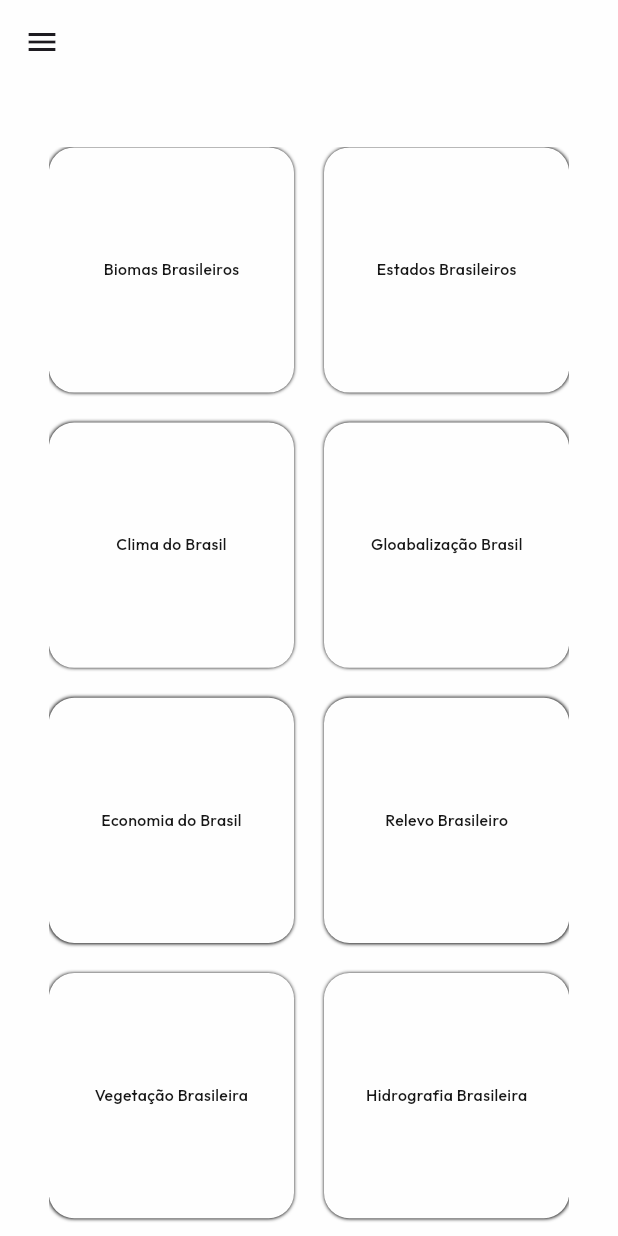
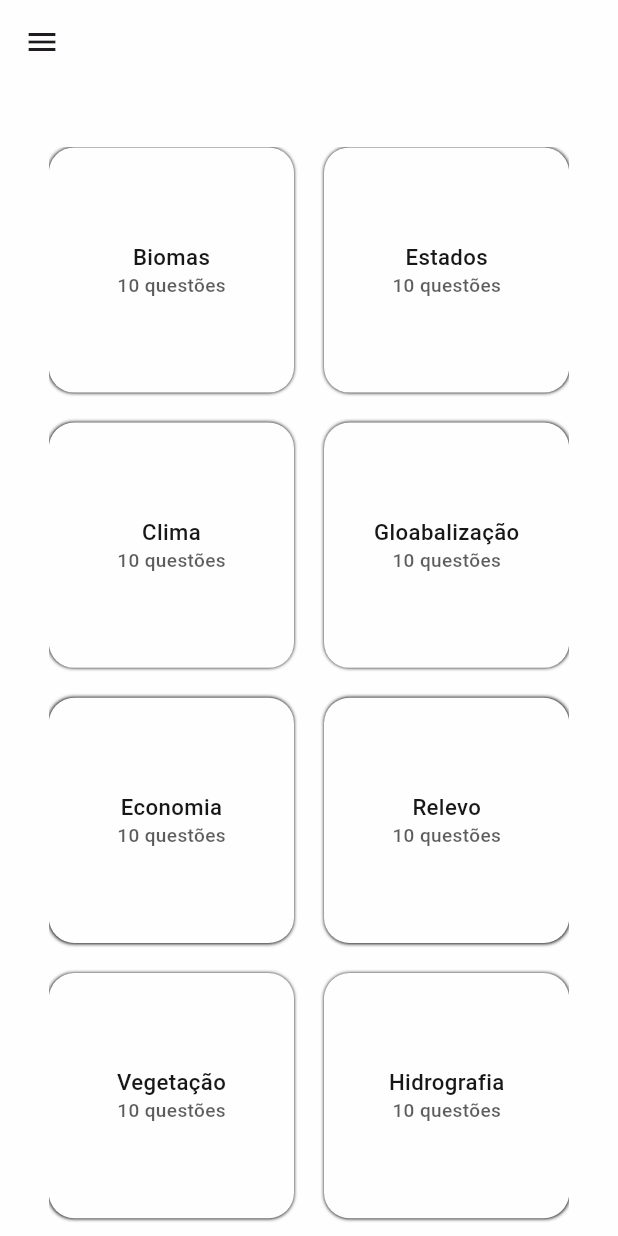
Before and after one commit to marianaoliveira1/GeografiaApp, a Flutter app: the screen it shows once a user with an empty profile is signed in, on a phone screen of 412 x 824 dp. Run offline on Flutter 3.47's test engine with Material 3 defaults, Android fonts, the phone set to English and light mode, and no system bars; our stand-ins replace cloud_firestore, firebase_auth, firebase_core, flutter_animate, flutter_screenutil, get and 1 more; accounts and stored records are empty.

Commit message:
mudanças ai

```diff
--- a/lib/main.dart
+++ b/lib/main.dart
@@ -7,6 +7,7 @@ import 'package:geografia/pages/splash/splash_page.dart';
 import 'package:geografia/controller/auth_service.dart';
 import 'package:geografia/routes/routes.dart';
 import 'package:get/get.dart';
+import 'package:google_fonts/google_fonts.dart';
 
 void main() async {
   WidgetsFlutterBinding.ensureInitialized();
@@ -28,6 +29,9 @@ class MyApp extends StatelessWidget {
         title: 'Geografia App',
         debugShowCheckedModeBanner: false,
         routes: Routes.routes,
+        theme: ThemeData(
+          textTheme: GoogleFonts.robotoTextTheme(Theme.of(context).textTheme),
+        ),
         home: const SpashPage(),
       ),
     );
--- a/lib/pages/home/drawer/default_drawer.dart
+++ b/lib/pages/home/drawer/default_drawer.dart
@@ -36,7 +36,7 @@ class DefaultDrawer extends StatelessWidget {
             ),
             Text(
               '${currentUser!.email}',
-              style: GoogleFonts.outfit(
+              style: GoogleFonts.roboto(
                 color: DefaultColors.white,
                 fontSize: 12.sp,
                 fontWeight: FontWeight.w400,
--- a/lib/pages/quiz/widgtes/quiz_card.dart
+++ b/lib/pages/quiz/quiz_card.dart
@@ -4,7 +4,7 @@ import 'package:flutter/material.dart';
 import 'package:flutter_screenutil/flutter_screenutil.dart';
 import 'package:geografia/model/quiz.dart';
 
-import 'package:geografia/pages/quiz/result_quiz.dart';
+import 'package:geografia/pages/quiz/widgtes/result_quiz.dart';
 
 import 'package:geografia/pages/quiz/widgtes/alternativa_questoes.dart';
 import 'package:geografia/pages/quiz/widgtes/enunciado_questao.dart';
@@ -123,7 +123,7 @@ class _QuizCardState extends State<QuizCard> {
                         children: [
                           Text(
                             'Próxima questão',
-                            style: GoogleFonts.outfit(
+                            style: GoogleFonts.roboto(
                               color: DefaultColors.white,
                               fontSize: 16.sp,
                               fontWeight: FontWeight.w500,
--- a/lib/pages/quiz/widgtes/alternativa_questoes.dart
+++ b/lib/pages/quiz/widgtes/alternativa_questoes.dart
@@ -46,7 +46,7 @@ class AlternativaQuiz extends StatelessWidget {
           Expanded(
             child: Text(
               option,
-              style: GoogleFonts.outfit(
+              style: GoogleFonts.roboto(
                 color: color.red != color.green ? DefaultColors.white : DefaultColors.back,
                 fontSize: 18.sp,
                 fontWeight: FontWeight.w400,
--- a/lib/pages/quiz/widgtes/enunciado_questao.dart
+++ b/lib/pages/quiz/widgtes/enunciado_questao.dart
@@ -23,7 +23,7 @@ class EnunciadoQuestao extends StatelessWidget {
           children: [
             Text(
               'Questão',
-              style: GoogleFonts.outfit(
+              style: GoogleFonts.roboto(
                 color: DefaultColors.back,
                 fontSize: 14.sp,
                 fontWeight: FontWeight.w400,
@@ -34,7 +34,7 @@ class EnunciadoQuestao extends StatelessWidget {
             ),
             Text(
               '${indexAction + 1}/$totalQuestion',
-              style: GoogleFonts.outfit(
+              style: GoogleFonts.roboto(
                 color: DefaultColors.back,
                 fontSize: 14.sp,
                 fontWeight: FontWeight.w400,
@@ -47,7 +47,7 @@ class EnunciadoQuestao extends StatelessWidget {
         ),
         Text(
           question,
-          style: GoogleFonts.outfit(
+          style: GoogleFonts.roboto(
             color: DefaultColors.back,
             fontSize: 20.sp,
             fontWeight: FontWeight.w400,
--- a/lib/pages/quiz/result_quiz.dart
+++ b/lib/pages/quiz/widgtes/result_quiz.dart
@@ -18,7 +18,7 @@ class ResultQuiz extends StatelessWidget {
       backgroundColor: DefaultColors.white,
       title: Text(
         "Resultado",
-        style: GoogleFonts.outfit(
+        style: GoogleFonts.roboto(
           color: DefaultColors.title,
           fontSize: 18.sp,
           fontWeight: FontWeight.w400,
@@ -26,7 +26,7 @@ class ResultQuiz extends StatelessWidget {
       ),
       content: Text(
         "Você acertou $result de $questionLength questões",
-        style: GoogleFonts.outfit(
+        style: GoogleFonts.roboto(
           color: DefaultColors.title,
           fontSize: 16.sp,
           fontWeight: FontWeight.w400,
@@ -39,7 +39,7 @@ class ResultQuiz extends StatelessWidget {
           },
           child: Text(
             "Ok",
-            style: GoogleFonts.outfit(
+            style: GoogleFonts.roboto(
               color: DefaultColors.title,
               fontSize: 16.sp,
               fontWeight: FontWeight.w400,
--- a/lib/questios/list_questios.dart
+++ b/lib/questios/list_questios.dart
@@ -15,77 +15,77 @@ import 'package:geografia/questios/list/vegetacao.dart';
 List<ModelQuiz> quizes = [
   ModelQuiz(
     id: '1',
-    title: 'Biomas Brasileiros',
+    title: 'Biomas',
     questions: questionsBiomas,
   ),
   ModelQuiz(
     id: '2',
-    title: 'Estados Brasileiros',
+    title: 'Estados',
     questions: questionsEstados,
   ),
   ModelQuiz(
     id: '3',
-    title: 'Clima do Brasil',
+    title: 'Clima',
     questions: questionsClima,
   ),
   ModelQuiz(
     id: '4',
-    title: 'Gloabalização Brasil',
+    title: 'Gloabalização',
     questions: questionsGlobalizacao,
   ),
   ModelQuiz(
     id: '5',
-    title: 'Economia do Brasil',
+    title: 'Economia',
     questions: questionsEconomia,
   ),
   ModelQuiz(
     id: '6',
-    title: 'Relevo Brasileiro',
+    title: 'Relevo',
     questions: questionsRelevo,
   ),
   ModelQuiz(
     id: '7',
-    title: 'Vegetação Brasileira',
+    title: 'Vegetação',
     questions: questionsVegetacao,
   ),
   ModelQuiz(
     id: '8',
-    title: 'Hidrografia Brasileira',
+    title: 'Hidrografia',
     questions: questionsHidrografia,
   ),
   ModelQuiz(
     id: '9',
-    title: 'Popluação indigena Brasileira',
+    title: 'Popluação indigena',
     questions: questionsIndio,
   ),
   ModelQuiz(
     id: '10',
-    title: 'Migração Brasileira',
+    title: 'Migração',
     questions: questionsHidrografia,
   ),
   ModelQuiz(
     id: '11',
-    title: 'Politica Ambiental Brasileira',
+    title: 'Politica Ambiental',
     questions: questionsPoliticaAmbiental,
   ),
   ModelQuiz(
     id: '12',
-    title: 'População Brasileira',
+    title: 'População',
     questions: questionsPopluacao,
   ),
   ModelQuiz(
     id: '13',
-    title: 'Relevo Brasileiro',
+    title: 'Relevo',
     questions: questionsRelevo,
   ),
   ModelQuiz(
     id: '14',
-    title: 'Transporte Brasileiro',
+    title: 'Transporte',
     questions: questionsTransportes,
   ),
   ModelQuiz(
     id: '15',
-    title: 'Vegetaçaõ Brasileira',
+    title: 'Vegetaçaõ',
     questions: questionsVegetacao,
   ),
 ];
--- a/lib/widgets/default_card.dart
+++ b/lib/widgets/default_card.dart
@@ -2,7 +2,7 @@ import 'package:flutter/material.dart';
 import 'package:flutter_screenutil/flutter_screenutil.dart';
 import 'package:geografia/model/quiz.dart';
 
-import 'package:geografia/pages/quiz/widgtes/quiz_card.dart';
+import 'package:geografia/pages/quiz/quiz_card.dart';
 
 import 'package:geografia/utils/colors.dart';
 import 'package:google_fonts/google_fonts.dart';
@@ -14,6 +14,7 @@ class DefaultCard extends StatelessWidget {
 
   @override
   Widget build(BuildContext context) {
+    final questions = quiz.questions;
     return GestureDetector(
       onTap: () {
         Navigator.push(
@@ -34,7 +35,7 @@ class DefaultCard extends StatelessWidget {
             BoxShadow(
               color: DefaultColors.title,
               blurRadius: 1.3.r,
-            )
+            ),
           ],
         ),
         child: Column(
@@ -43,10 +44,18 @@ class DefaultCard extends StatelessWidget {
           children: [
             Text(
               quiz.title,
-              style: GoogleFonts.outfit(
-                fontSize: 10.sp,
+              style: GoogleFonts.roboto(
+                fontSize: 14.sp,
                 fontWeight: FontWeight.w500,
                 color: DefaultColors.grayBackground,
+              ),
+            ),
+            Text(
+              '${questions.length} questões',
+              style: GoogleFonts.roboto(
+                fontSize: 12.sp,
+                fontWeight: FontWeight.w500,
+                color: DefaultColors.grayBackground.withOpacity(.7),
               ),
             ),
           ],
--- a/lib/widgets/default_input_text.dart
+++ b/lib/widgets/default_input_text.dart
@@ -35,8 +35,9 @@ class DefaultInputText extends StatelessWidget {
         style: TextStyle(color: DefaultColors.title),
         decoration: InputDecoration(
           hintText: hintText,
-          hintStyle:
-              GoogleFonts.outfit(color: DefaultColors.grayBackgroundInput),
+          hintStyle: GoogleFonts.roboto(
+            color: DefaultColors.grayBackgroundInput,
+          ),
           prefixIcon: Icon(
             icon,
             color: DefaultColors.grayBackgroundInput,
--- a/lib/widgets/default_title_h1.dart
+++ b/lib/widgets/default_title_h1.dart
@@ -12,7 +12,10 @@ class DefaultTituloH1 extends StatelessWidget {
   Widget build(BuildContext context) {
     return Text(
       titulo,
-      style: GoogleFonts.outfit(color: DefaultColors.title, fontSize: 24.sp),
+      style: GoogleFonts.roboto(
+        color: DefaultColors.title,
+        fontSize: 24.sp,
+      ),
     ).animate().fade(duration: 1500.ms).slideY();
   }
 }
```
Also changed, not shown: lib/pages/login/widgtes/button_cadastrar.dart (+9 -6 lines), lib/pages/register/widgtes/button_ja_possui_conta.dart (+6 -5 lines), lib/widgets/default_button.dart (+5 -4 lines).
